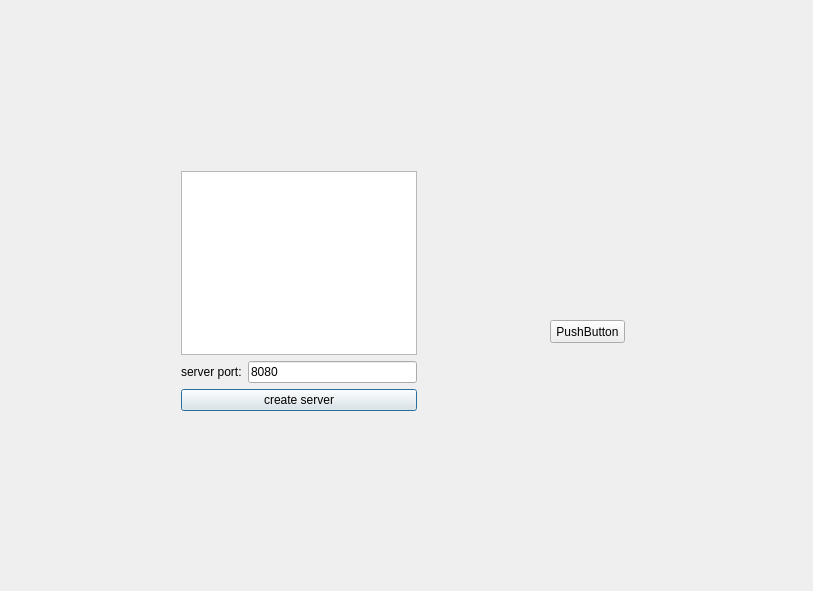
Before: the Qt Designer form chatroom_test/Server/sreverdialog.ui in Angrbody/qt, drawn with Qt 5.
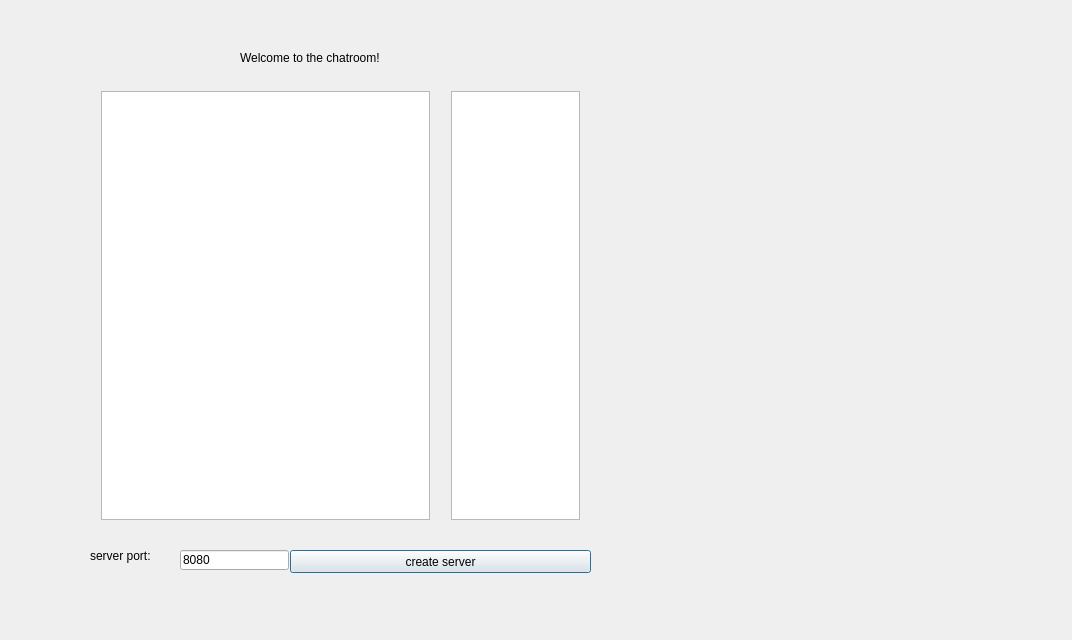
After: the same form once the commit is applied.

```diff
--- a/chatroom_test/Server/sreverdialog.ui
+++ b/chatroom_test/Server/sreverdialog.ui
@@ -6,8 +6,8 @@
    <rect>
     <x>0</x>
     <y>0</y>
-    <width>813</width>
-    <height>591</height>
+    <width>1072</width>
+    <height>640</height>
    </rect>
   </property>
   <property name="windowTitle">
@@ -16,56 +16,93 @@
   <widget class="QWidget" name="layoutWidget">
    <property name="geometry">
     <rect>
-     <x>170</x>
-     <y>160</y>
-     <width>258</width>
-     <height>262</height>
+     <x>90</x>
+     <y>80</y>
+     <width>351</width>
+     <height>451</height>
     </rect>
    </property>
    <layout class="QVBoxLayout" name="verticalLayout">
-    <item>
-     <widget class="QListWidget" name="listWidget"/>
-    </item>
     <item>
      <layout class="QHBoxLayout" name="horizontalLayout">
       <item>
-       <widget class="QLabel" name="label">
-        <property name="text">
-         <string>server port:</string>
-        </property>
-       </widget>
-      </item>
-      <item>
-       <widget class="QLineEdit" name="lineEdit">
-        <property name="text">
-         <string>8080</string>
-        </property>
-       </widget>
+       <widget class="QListWidget" name="listWidget"/>
       </item>
      </layout>
     </item>
-    <item>
-     <widget class="QPushButton" name="pushButton">
-      <property name="text">
-       <string>create server</string>
-      </property>
-     </widget>
-    </item>
    </layout>
   </widget>
-  <widget class="QPushButton" name="pushButton_2">
+  <widget class="QLabel" name="label_2">
    <property name="geometry">
     <rect>
-     <x>550</x>
-     <y>320</y>
-     <width>75</width>
+     <x>240</x>
+     <y>50</y>
+     <width>151</width>
+     <height>16</height>
+    </rect>
+   </property>
+   <property name="text">
+    <string>Welcome to the chatroom!</string>
+   </property>
+  </widget>
+  <widget class="QLabel" name="label">
+   <property name="geometry">
+    <rect>
+     <x>90</x>
+     <y>530</y>
+     <width>72</width>
+     <height>51</height>
+    </rect>
+   </property>
+   <property name="text">
+    <string>server port:</string>
+   </property>
+  </widget>
+  <widget class="QLineEdit" name="lineEdit">
+   <property name="geometry">
+    <rect>
+     <x>180</x>
+     <y>550</y>
+     <width>109</width>
+     <height>20</height>
+    </rect>
+   </property>
+   <property name="text">
+    <string>8080</string>
+   </property>
+  </widget>
+  <widget class="QPushButton" name="pushButton">
+   <property name="geometry">
+    <rect>
+     <x>290</x>
+     <y>550</y>
+     <width>301</width>
      <height>23</height>
     </rect>
    </property>
    <property name="text">
-    <string>PushButton</string>
+    <string>create server</string>
    </property>
   </widget>
+  <widget class="QWidget" name="layoutWidget_2">
+   <property name="geometry">
+    <rect>
+     <x>440</x>
+     <y>80</y>
+     <width>151</width>
+     <height>451</height>
+    </rect>
+   </property>
+   <layout class="QVBoxLayout" name="verticalLayout_2">
+    <item>
+     <layout class="QHBoxLayout" name="horizontalLayout_2">
+      <item>
+       <widget class="QListWidget" name="listWidget_2"/>
+      </item>
+     </layout>
+    </item>
+   </layout>
+  </widget>
  </widget>
  <layoutdefault spacing="6" margin="11"/>
  <resources/>
```
